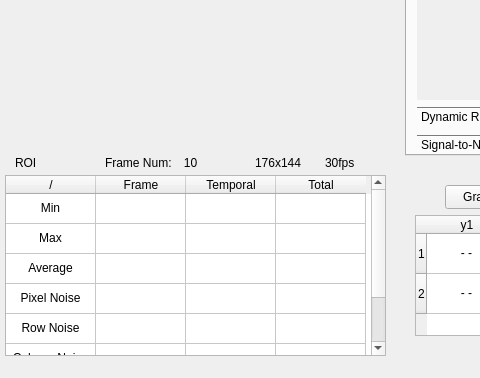
The window that mainwindow.ui (yuranxue272181/WPIMQP) describes before a commit, drawn with Qt 5; both pictures show x 215 to 695 and y 204 to 582 of the 848 by 582 pixel window.
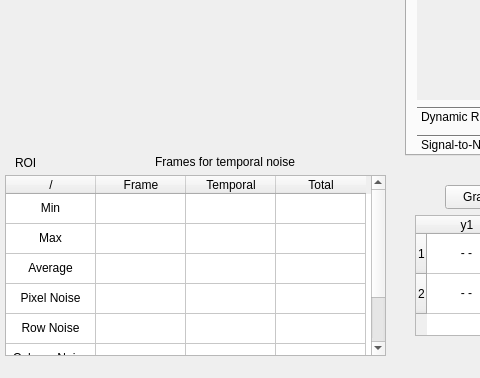
The same window after the commit.

Patch:
```diff
--- a/mainwindow.ui
+++ b/mainwindow.ui
@@ -170,32 +170,6 @@
      </item>
     </layout>
    </widget>
-   <widget class="QLabel" name="label">
-    <property name="geometry">
-     <rect>
-      <x>470</x>
-      <y>340</y>
-      <width>49</width>
-      <height>16</height>
-     </rect>
-    </property>
-    <property name="text">
-     <string>176x144</string>
-    </property>
-   </widget>
-   <widget class="QLabel" name="label_2">
-    <property name="geometry">
-     <rect>
-      <x>540</x>
-      <y>340</y>
-      <width>49</width>
-      <height>16</height>
-     </rect>
-    </property>
-    <property name="text">
-     <string>30fps</string>
-    </property>
-   </widget>
    <widget class="QTableWidget" name="FeatureTable">
     <property name="geometry">
      <rect>
@@ -1238,30 +1212,17 @@
    <widget class="QLabel" name="label_6">
     <property name="geometry">
      <rect>
-      <x>320</x>
+      <x>370</x>
       <y>340</y>
-      <width>71</width>
-      <height>16</height>
+      <width>151</width>
+      <height>20</height>
      </rect>
     </property>
     <property name="text">
-     <string>Frame Num:</string>
-    </property>
-   </widget>
-   <widget class="QLabel" name="label_7">
-    <property name="geometry">
-     <rect>
-      <x>390</x>
-      <y>340</y>
-      <width>31</width>
-      <height>16</height>
-     </rect>
-    </property>
-    <property name="text">
-     <string>10</string>
+     <string>Frames for temporal noise</string>
     </property>
     <property name="alignment">
-     <set>Qt::AlignmentFlag::AlignCenter</set>
+     <set>Qt::AlignmentFlag::AlignLeading|Qt::AlignmentFlag::AlignLeft|Qt::AlignmentFlag::AlignTop</set>
     </property>
    </widget>
    <widget class="QTableWidget" name="coordinatesTable">
@@ -1348,6 +1309,16 @@
      </property>
     </item>
    </widget>
+   <widget class="QWidget" name="spin" native="true">
+    <property name="geometry">
+     <rect>
+      <x>510</x>
+      <y>320</y>
+      <width>81</width>
+      <height>51</height>
+     </rect>
+    </property>
+   </widget>
   </widget>
   <widget class="QMenuBar" name="menuBar">
    <property name="geometry">
```
